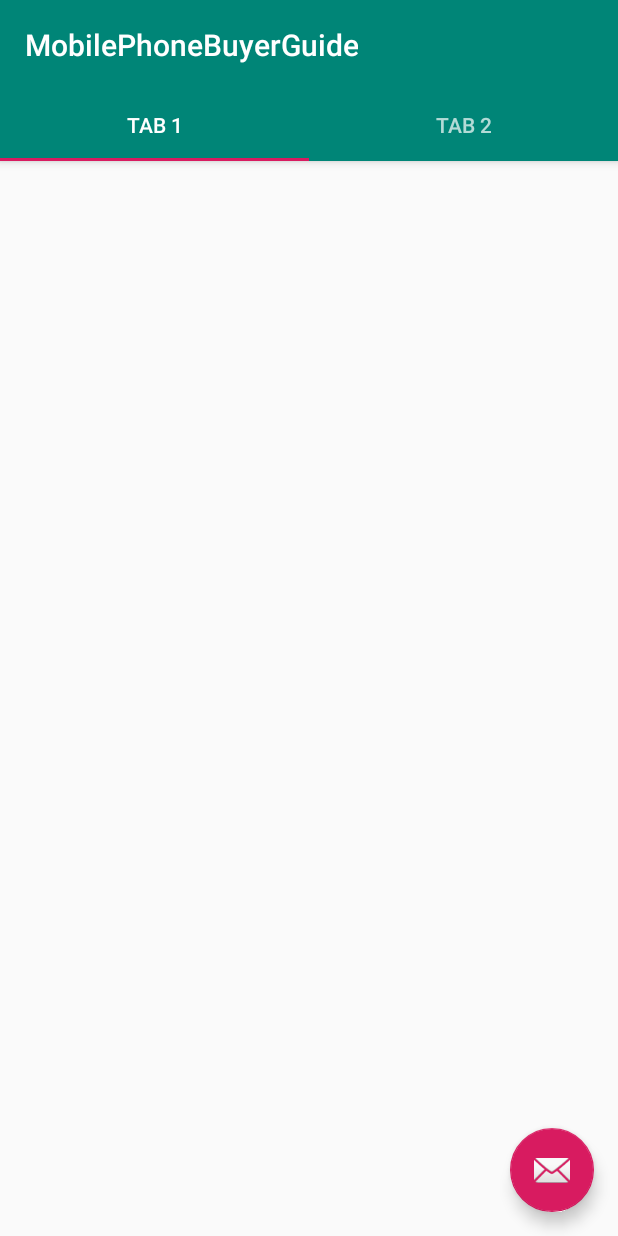
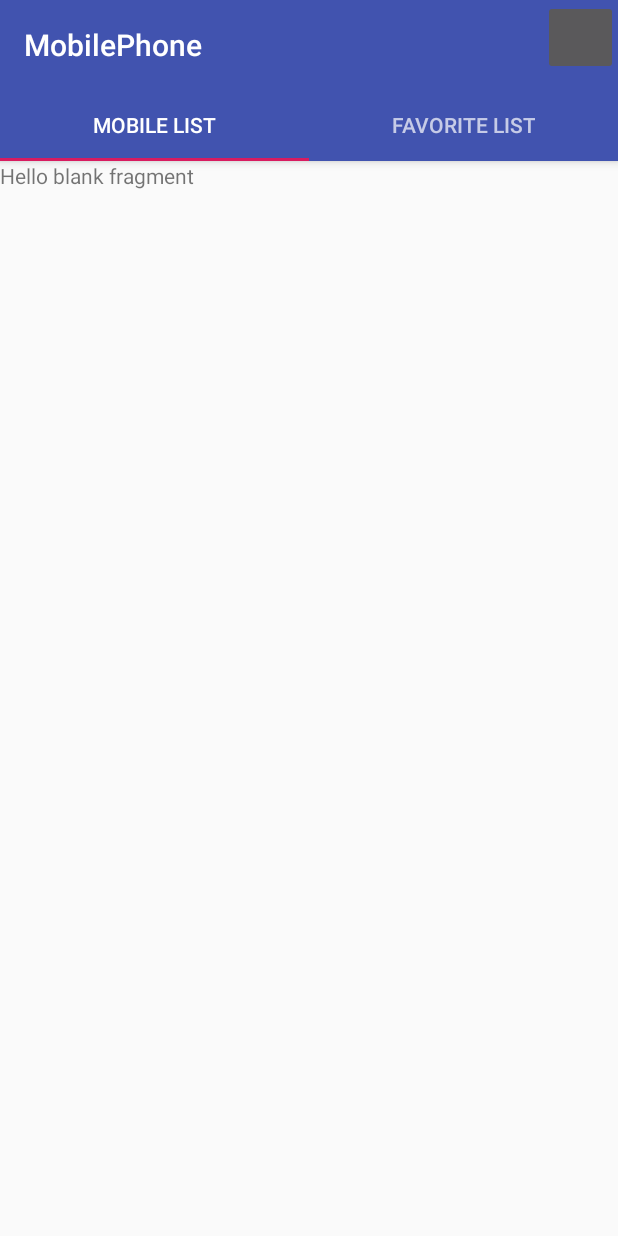
Before and after one commit to armhansa/MobilePhoneBuyerGuide, an Android app: the screen it shows after launch (MainActivity), on a phone screen of 412 x 824 dp. Run offline under Robolectric (Android 15) with nearby library versions, the phone set to English and light mode, and no system bars.

Commit message:
Edit MainActivity and Add 2 Fragment in TabModel

```diff
--- a/app/build.gradle
+++ b/app/build.gradle
@@ -31,6 +31,7 @@ dependencies {
     implementation 'com.google.android.material:material:1.0.0'
     implementation 'androidx.constraintlayout:constraintlayout:1.1.3'
     implementation 'androidx.lifecycle:lifecycle-extensions:2.1.0'
+    implementation 'androidx.legacy:legacy-support-v4:1.0.0'
     testImplementation 'junit:junit:4.12'
     androidTestImplementation 'androidx.test:runner:1.2.0'
     androidTestImplementation 'androidx.test.espresso:espresso-core:3.2.0'
--- a/app/src/main/java/com/armhansa/mobilephonebuyerguide/MainActivity.kt
+++ b/app/src/main/java/com/armhansa/mobilephonebuyerguide/MainActivity.kt
@@ -2,6 +2,9 @@ package com.armhansa.mobilephonebuyerguide
 
 import android.os.Bundle
 import androidx.appcompat.app.AppCompatActivity
+import com.armhansa.mobilephonebuyerguide.fragment.FavoriteListFragment
+import com.armhansa.mobilephonebuyerguide.fragment.PhoneListFragment
+import com.armhansa.mobilephonebuyerguide.model.TabModel
 import com.armhansa.mobilephonebuyerguide.ui.main.SectionsPagerAdapter
 import kotlinx.android.synthetic.main.activity_main.*
 
@@ -11,9 +14,13 @@ class MainActivity : AppCompatActivity() {
         super.onCreate(savedInstanceState)
         setContentView(R.layout.activity_main)
 
-        val sectionsPagerAdapter = SectionsPagerAdapter(this, supportFragmentManager)
+        val tabModel = arrayListOf(
+            TabModel("Mobile List", PhoneListFragment.newInstance()),
+            TabModel("Favorite List", FavoriteListFragment.newInstance()))
+
+        val sectionsPagerAdapter = SectionsPagerAdapter(tabModel, supportFragmentManager)
         viewPager.adapter = sectionsPagerAdapter
         tabs.setupWithViewPager(viewPager)
+    }
 
-    }
 }
--- a/app/src/main/java/com/armhansa/mobilephonebuyerguide/ui/main/PageViewModel.kt
+++ /dev/null
@@ -1,19 +0,0 @@
-package com.armhansa.mobilephonebuyerguide.ui.main
-
-import androidx.lifecycle.LiveData
-import androidx.lifecycle.MutableLiveData
-import androidx.lifecycle.Transformations
-import androidx.lifecycle.ViewModel
-import androidx.lifecycle.ViewModelProvider
-
-class PageViewModel : ViewModel() {
-
-    private val _index = MutableLiveData<Int>()
-    val text: LiveData<String> = Transformations.map(_index) {
-        "Hello world from section: $it"
-    }
-
-    fun setIndex(index: Int) {
-        _index.value = index
-    }
-}
--- a/app/src/main/java/com/armhansa/mobilephonebuyerguide/ui/main/PlaceholderFragment.kt
+++ /dev/null
@@ -1,59 +0,0 @@
-package com.armhansa.mobilephonebuyerguide.ui.main
-
-import android.os.Bundle
-import android.view.LayoutInflater
-import android.view.View
-import android.view.ViewGroup
-import android.widget.TextView
-import androidx.fragment.app.Fragment
-import androidx.lifecycle.Observer
-import androidx.lifecycle.ViewModelProviders
-import com.armhansa.mobilephonebuyerguide.R
-
-/**
- * A placeholder fragment containing a simple view.
- */
-class PlaceholderFragment : Fragment() {
-
-    private lateinit var pageViewModel: PageViewModel
-
-    override fun onCreate(savedInstanceState: Bundle?) {
-        super.onCreate(savedInstanceState)
-        pageViewModel = ViewModelProviders.of(this).get(PageViewModel::class.java).apply {
-            setIndex(arguments?.getInt(ARG_SECTION_NUMBER) ?: 1)
-        }
-    }
-
-    override fun onCreateView(
-        inflater: LayoutInflater, container: ViewGroup?,
-        savedInstanceState: Bundle?
-    ): View? {
-        val root = inflater.inflate(R.layout.fragment_main, container, false)
-        val textView: TextView = root.findViewById(R.id.section_label)
-        pageViewModel.text.observe(this, Observer<String> {
-            textView.text = it
-        })
-        return root
-    }
-
-    companion object {
-        /**
-         * The fragment argument representing the section number for this
-         * fragment.
-         */
-        private const val ARG_SECTION_NUMBER = "section_number"
-
-        /**
-         * Returns a new instance of this fragment for the given section
-         * number.
-         */
-        @JvmStatic
-        fun newInstance(sectionNumber: Int): PlaceholderFragment {
-            return PlaceholderFragment().apply {
-                arguments = Bundle().apply {
-                    putInt(ARG_SECTION_NUMBER, sectionNumber)
-                }
-            }
-        }
-    }
-}
--- a/app/src/main/java/com/armhansa/mobilephonebuyerguide/ui/main/SectionsPagerAdapter.kt
+++ b/app/src/main/java/com/armhansa/mobilephonebuyerguide/ui/main/SectionsPagerAdapter.kt
@@ -1,34 +1,16 @@
 package com.armhansa.mobilephonebuyerguide.ui.main
 
-import android.content.Context
 import androidx.fragment.app.Fragment
 import androidx.fragment.app.FragmentManager
 import androidx.fragment.app.FragmentPagerAdapter
-import com.armhansa.mobilephonebuyerguide.R
+import com.armhansa.mobilephonebuyerguide.model.TabModel
 
-private val TAB_TITLES = arrayOf(
-    R.string.tab_text_1,
-    R.string.tab_text_2
-)
+class SectionsPagerAdapter(private val tabsModel: List<TabModel>, fm: FragmentManager) : FragmentPagerAdapter(fm) {
 
-/**
- * A [FragmentPagerAdapter] that returns a fragment corresponding to
- * one of the sections/tabs/pages.
- */
-class SectionsPagerAdapter(private val context: Context, fm: FragmentManager) : FragmentPagerAdapter(fm) {
+    override fun getItem(position: Int): Fragment = tabsModel[position].fragment
 
-    override fun getItem(position: Int): Fragment {
-        // getItem is called to instantiate the fragment for the given page.
-        // Return a PlaceholderFragment (defined as a static inner class below).
-        return PlaceholderFragment.newInstance(position + 1)
-    }
+    override fun getPageTitle(position: Int): CharSequence? = tabsModel[position].titleName
 
-    override fun getPageTitle(position: Int): CharSequence? {
-        return context.resources.getString(TAB_TITLES[position])
-    }
+    override fun getCount(): Int = tabsModel.count()
 
-    override fun getCount(): Int {
-        // Show 2 total pages.
-        return 2
-    }
 }
--- a/app/src/main/res/layout/activity_main.xml
+++ b/app/src/main/res/layout/activity_main.xml
@@ -12,6 +12,11 @@
             android:layout_width="match_parent"
             android:theme="@style/AppTheme.AppBarOverlay">
 
+        <RelativeLayout
+                android:layout_width="match_parent"
+                android:layout_height="wrap_content"
+                android:gravity="center_horizontal">
+
             <TextView
                     android:id="@+id/title"
                     android:layout_width="wrap_content"
@@ -19,8 +24,16 @@
                     android:gravity="center"
                     android:minHeight="?actionBarSize"
                     android:padding="@dimen/appbar_padding"
-                android:text="@string/app_name"
+                    android:text="@string/title_name"
                     android:textAppearance="@style/TextAppearance.Widget.AppCompat.Toolbar.Title"/>
+
+            <ImageButton
+                    android:id="@+id/btnSort"
+                    android:layout_width="50dp"
+                    android:layout_height="50dp"
+                    android:layout_alignParentEnd="true"/>
+
+        </RelativeLayout>
 
         <com.google.android.material.tabs.TabLayout
                 android:id="@+id/tabs"
@@ -35,11 +48,4 @@
             android:layout_height="match_parent"
             app:layout_behavior="@string/appbar_scrolling_view_behavior"/>
 
-    <com.google.android.material.floatingactionbutton.FloatingActionButton
-            android:id="@+id/fab"
-            android:layout_width="wrap_content"
-            android:layout_height="wrap_content"
-            android:layout_gravity="bottom|end"
-            android:layout_margin="@dimen/fab_margin"
-            app:srcCompat="@android:drawable/ic_dialog_email"/>
 </androidx.coordinatorlayout.widget.CoordinatorLayout>
--- a/app/src/main/res/layout/fragment_main.xml
+++ /dev/null
@@ -1,23 +0,0 @@
-<?xml version="1.0" encoding="utf-8"?>
-<androidx.constraintlayout.widget.ConstraintLayout xmlns:android="http://schemas.android.com/apk/res/android"
-                                                   xmlns:app="http://schemas.android.com/apk/res-auto"
-                                                   xmlns:tools="http://schemas.android.com/tools"
-                                                   android:id="@+id/constraintLayout"
-                                                   android:layout_width="match_parent"
-                                                   android:layout_height="match_parent"
-                                                   tools:context=".ui.main.PlaceholderFragment">
-
-    <TextView
-            android:id="@+id/section_label"
-            android:layout_width="wrap_content"
-            android:layout_height="wrap_content"
-            tools:layout_constraintTop_creator="1"
-            android:layout_marginStart="@dimen/activity_horizontal_margin"
-            android:layout_marginEnd="@dimen/activity_horizontal_margin"
-            android:layout_marginTop="@dimen/activity_vertical_margin"
-            android:layout_marginBottom="@dimen/activity_vertical_margin"
-            tools:layout_constraintLeft_creator="1"
-            app:layout_constraintLeft_toLeftOf="parent"
-            app:layout_constraintTop_toTopOf="@+id/constraintLayout"/>
-
-</androidx.constraintlayout.widget.ConstraintLayout>
--- a/app/src/main/res/values/colors.xml
+++ b/app/src/main/res/values/colors.xml
@@ -1,6 +1,6 @@
 <?xml version="1.0" encoding="utf-8"?>
 <resources>
-    <color name="colorPrimary">#008577</color>
-    <color name="colorPrimaryDark">#00574B</color>
+    <color name="colorPrimary">#4153af</color>
+    <color name="colorPrimaryDark">#2E409E</color>
     <color name="colorAccent">#D81B60</color>
 </resources>
--- a/app/src/main/res/values/strings.xml
+++ b/app/src/main/res/values/strings.xml
@@ -1,5 +1,9 @@
 <resources>
     <string name="app_name">MobilePhoneBuyerGuide</string>
+    <string name="title_name">MobilePhone</string>
     <string name="tab_text_1">Tab 1</string>
     <string name="tab_text_2">Tab 2</string>
+
+    <!-- TODO: Remove or change this placeholder text -->
+    <string name="hello_blank_fragment">Hello blank fragment</string>
 </resources>
```
Lines whose indentation alone changed are shown as unchanged.
